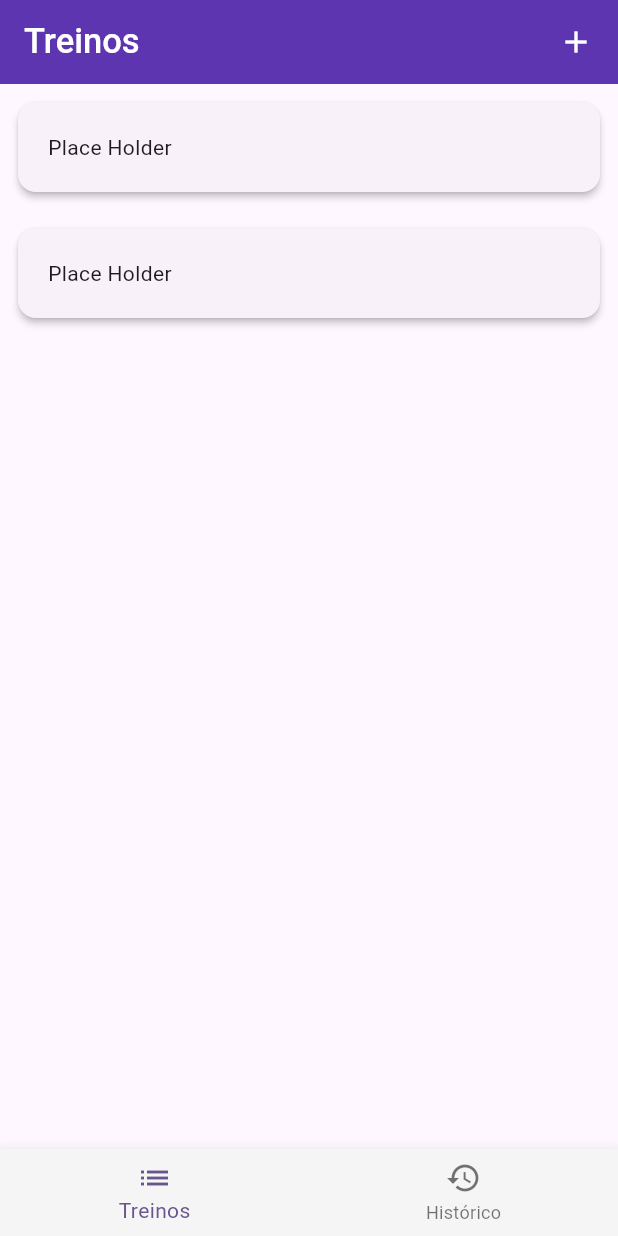
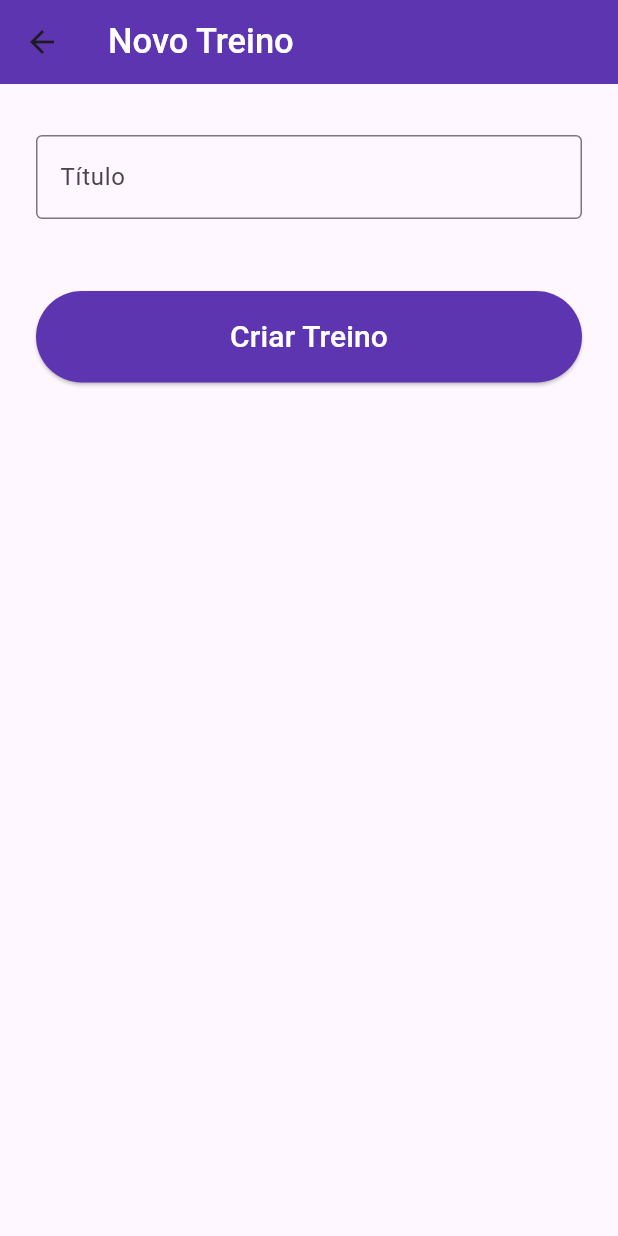
Before and after one commit to racalixta/flutter_basketball_100, a Flutter app: the screen it shows after launch, after a tap on the "add" icon, on a phone screen of 412 x 824 dp. Run offline on Flutter 3.47's test engine with Material 2 defaults, Android fonts, the phone set to English and light mode, and no system bars.

Commit message:
novo treino page

```diff
--- a/lib/models/training_model.dart
+++ b/lib/models/training_model.dart
@@ -1,17 +1,17 @@
 class TrainingModel {
-  String baseId;
+  // String baseId;
   String title;
-  String creator;
+  // String creator;
   String details;
-  int totalThrow;
-  int position;
+  // int totalThrow;
+  // int position;
 
   TrainingModel({
-    required this.baseId,
+    // required this.baseId,
     required this.title,
-    required this.creator,
+    // required this.creator,
     required this.details,
-    required this.totalThrow,
-    required this.position,
+    // required this.totalThrow,
+    // required this.position,
   });
 }
--- /dev/null
+++ b/lib/pages/new_training_page.dart
@@ -0,0 +1,84 @@
+import 'package:flutter/material.dart';
+
+class NewTrainingPage extends StatefulWidget {
+  const NewTrainingPage({super.key});
+
+  @override
+  State<NewTrainingPage> createState() => _NewTrainingPageState();
+}
+
+class _NewTrainingPageState extends State<NewTrainingPage> {
+  final formKey = GlobalKey<FormState>();
+  final title = TextEditingController();
+  final details = TextEditingController();
+
+  @override
+  Widget build(BuildContext context) {
+    return Scaffold(
+      appBar: AppBar(
+        title: const Text('Novo Treino'),
+        backgroundColor: Colors.deepPurple[600],
+        titleTextStyle: const TextStyle(
+          color: Colors.white,
+          fontSize: 23,
+          fontWeight: FontWeight.w500,
+        ),
+      ),
+      // backgroundColor: const Color.fromARGB(255, 241, 241, 241),
+      body: SingleChildScrollView(
+        child: Padding(
+          padding: const EdgeInsets.only(top: 10),
+          child: Form(
+            key: formKey,
+            child: Column(
+              mainAxisAlignment: MainAxisAlignment.center,
+              children: [
+                Padding(
+                  padding: const EdgeInsets.all(24),
+                  child: TextFormField(
+                    controller: title,
+                    decoration: const InputDecoration(
+                      border: OutlineInputBorder(),
+                      labelText: 'Título',
+                    ),
+                    keyboardType: TextInputType.name,
+                    validator: (value) {
+                      if (value!.isEmpty) {
+                        return 'Informe o título corretamente!';
+                      }
+                      return null;
+                    },
+                  ),
+                ),
+                Padding(
+                  padding: const EdgeInsets.all(24.0),
+                  child: ElevatedButton(
+                    style: ButtonStyle(
+                        backgroundColor:
+                            MaterialStateProperty.all(Colors.deepPurple[600])),
+                    onPressed: () {},
+                    child: const Row(
+                      mainAxisAlignment: MainAxisAlignment.center,
+                      children: [
+                        Padding(
+                          padding: EdgeInsets.all(16.0),
+                          child: Text(
+                            'Criar Treino',
+                            style: TextStyle(
+                              fontSize: 20,
+                              color: Colors.white,
+                            ),
+                          ),
+                        ),
+                      ],
+                    ),
+                  ),
+                )
+              ],
+            ),
+          ),
+        ),
+      ),
+    );
+  }
+}
--- a/lib/pages/training_page.dart
+++ b/lib/pages/training_page.dart
@@ -1,4 +1,5 @@
 import 'package:flutter/material.dart';
+import 'package:flutter_basketball_100/pages/new_training_page.dart';
 import 'package:flutter_basketball_100/widgets/training_card.dart';
 
 class TrainingPage extends StatefulWidget {
@@ -10,7 +11,12 @@ class TrainingPage extends StatefulWidget {
 
 class _TrainingPageState extends State<TrainingPage> {
   newTraining() {
-    print('novo treino');
+    Navigator.push(
+      context,
+      MaterialPageRoute(
+        builder: (_) => const NewTrainingPage(),
+      ),
+    );
   }
 
   @override
```
